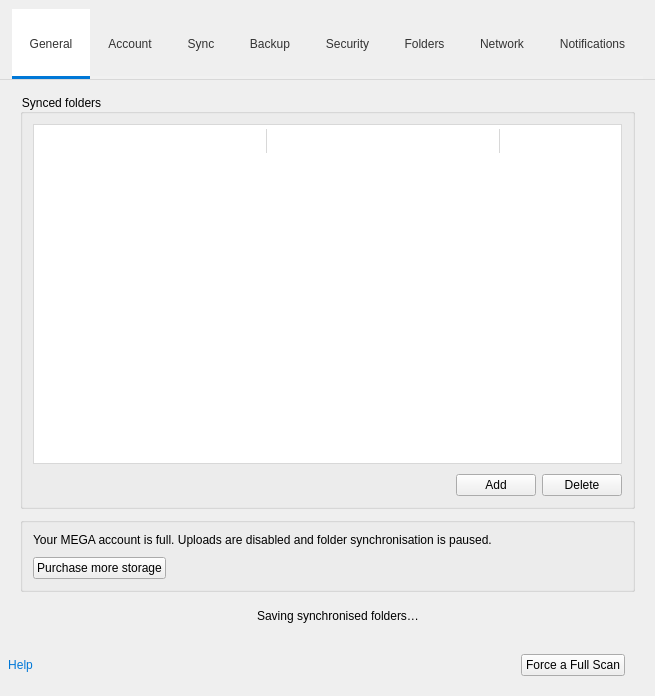
Above: src/MEGASync/gui/win/SettingsDialog.ui from meganz/MEGAsync before the change. Below: the same form after it.
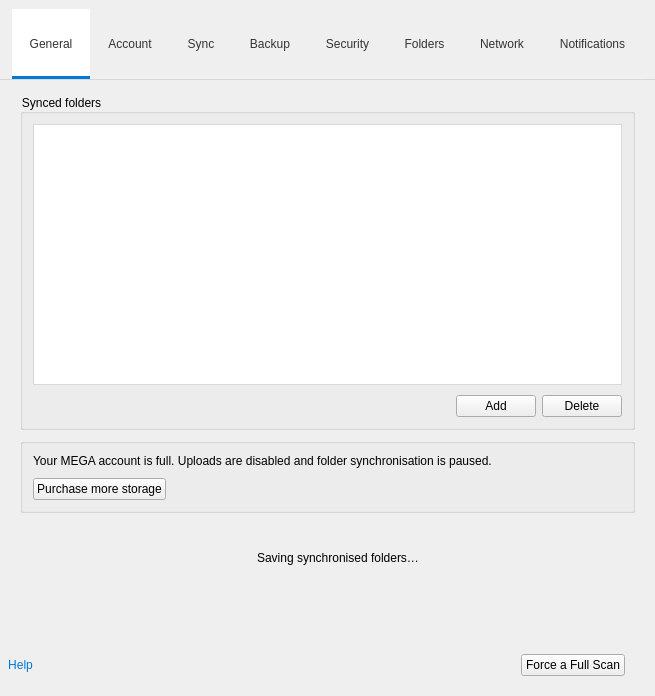
That is the form after the change. The open tabs and pages were chosen to show the change. Icons and pictures are not drawn. Custom widgets are drawn as their Qt base class.

Commit message: SNC-2178. Refactor Settings Syncs view and split code

```diff
--- a/src/MEGASync/gui/win/SettingsDialog.ui
+++ b/src/MEGASync/gui/win/SettingsDialog.ui
@@ -13,6 +13,9 @@
     <height>696</height>
    </rect>
   </property>
+  <property name="contextMenuPolicy">
+   <enum>Qt::DefaultContextMenu</enum>
+  </property>
   <property name="windowTitle">
    <string>Settings</string>
   </property>
@@ -71,7 +74,6 @@
 border: none;
 }
 
-/* Syncs tab */
 #wSyncsTable
 {
 background: white;
@@ -130,6 +132,11 @@
 margin: 0px;
 }
 
+QTableView::item:selected
+{
+background-color: rgba(0,120,215,0.8);
+}
+
 #lUploadRateLimit, #lDownloadRateLimit, #lProxySettings
 {
 font-weight: bold;
@@ -346,7 +353,9 @@
          </size>
         </property>
         <property name="font">
-         <font/>
+         <font>
+          <pointsize>-1</pointsize>
+         </font>
         </property>
         <property name="focusPolicy">
          <enum>Qt::StrongFocus</enum>
@@ -573,7 +582,7 @@
    <item>
     <widget class="QStackedWidget" name="wStack">
      <property name="currentIndex">
-      <number>0</number>
+      <number>2</number>
      </property>
      <widget class="QWidget" name="pGeneral">
       <layout class="QVBoxLayout" name="pGeneralLayout">
@@ -1439,155 +1448,97 @@
            <number>10</number>
           </property>
           <item>
-           <widget class="QWidget" name="wSyncsTable" native="true">
-            <layout class="QVBoxLayout" name="verticalLayout_16">
-             <property name="leftMargin">
-              <number>1</number>
-             </property>
-             <property name="topMargin">
-              <number>5</number>
-             </property>
-             <property name="rightMargin">
-              <number>0</number>
-             </property>
-             <property name="bottomMargin">
-              <number>1</number>
-             </property>
-             <item>
-              <widget class="QTableWidget" name="tSyncs">
-               <property name="enabled">
-                <bool>true</bool>
-               </property>
-               <property name="minimumSize">
-                <size>
-                 <width>0</width>
-                 <height>334</height>
-                </size>
-               </property>
-               <property name="focusPolicy">
-                <enum>Qt::TabFocus</enum>
-               </property>
-               <property name="frameShape">
-                <enum>QFrame::NoFrame</enum>
-               </property>
-               <property name="horizontalScrollBarPolicy">
-                <enum>Qt::ScrollBarAlwaysOff</enum>
-               </property>
-               <property name="sizeAdjustPolicy">
-                <enum>QAbstractScrollArea::AdjustIgnored</enum>
-               </property>
-               <property name="autoScroll">
-                <bool>false</bool>
-               </property>
-               <property name="editTriggers">
-                <set>QAbstractItemView::NoEditTriggers</set>
-               </property>
-               <property name="selectionMode">
-                <enum>QAbstractItemView::SingleSelection</enum>
-               </property>
-               <property name="selectionBehavior">
-                <enum>QAbstractItemView::SelectRows</enum>
-               </property>
-               <property name="textElideMode">
-                <enum>Qt::ElideMiddle</enum>
-               </property>
-               <property name="horizontalScrollMode">
-                <enum>QAbstractItemView::ScrollPerPixel</enum>
-               </property>
-               <property name="showGrid">
-                <bool>false</bool>
-               </property>
-               <property name="gridStyle">
-                <enum>Qt::SolidLine</enum>
-               </property>
-               <property name="wordWrap">
-                <bool>false</bool>
-               </property>
-               <property name="cornerButtonEnabled">
-                <bool>false</bool>
-               </property>
-               <property name="columnCount">
-                <number>4</number>
-               </property>
-               <attribute name="horizontalHeaderVisible">
-                <bool>false</bool>
-               </attribute>
-               <attribute name="horizontalHeaderCascadingSectionResizes">
-                <bool>true</bool>
-               </attribute>
-               <attribute name="horizontalHeaderMinimumSectionSize">
-                <number>32</number>
-               </attribute>
-               <attribute name="horizontalHeaderDefaultSectionSize">
-                <number>233</number>
-               </attribute>
-               <attribute name="horizontalHeaderHighlightSections">
-                <bool>false</bool>
-               </attribute>
-               <attribute name="horizontalHeaderShowSortIndicator" stdset="0">
-                <bool>false</bool>
-               </attribute>
-               <attribute name="verticalHeaderVisible">
-                <bool>false</bool>
-               </attribute>
-               <attribute name="verticalHeaderCascadingSectionResizes">
-                <bool>false</bool>
-               </attribute>
-               <attribute name="verticalHeaderMinimumSectionSize">
-                <number>24</number>
-               </attribute>
-               <attribute name="verticalHeaderDefaultSectionSize">
-                <number>24</number>
-               </attribute>
-               <attribute name="verticalHeaderHighlightSections">
-                <bool>false</bool>
-               </attribute>
-               <attribute name="verticalHeaderShowSortIndicator" stdset="0">
-                <bool>false</bool>
-               </attribute>
-               <attribute name="verticalHeaderStretchLastSection">
-                <bool>false</bool>
-               </attribute>
-               <row>
-                <property name="text">
-                 <string/>
-                </property>
-               </row>
-               <column>
-                <property name="text">
-                 <string/>
-                </property>
-               </column>
-               <column>
-                <property name="text">
-                 <string>Local Folder</string>
-                </property>
-               </column>
-               <column>
-                <property name="text">
-                 <string>MEGA Folder</string>
-                </property>
-               </column>
-               <column>
-                <property name="text">
-                 <string/>
-                </property>
-               </column>
-               <item row="0" column="3">
-                <property name="text">
-                 <string/>
-                </property>
-               </item>
-              </widget>
-             </item>
-            </layout>
+           <widget class="SyncTableView" name="syncTableView">
+            <property name="styleSheet">
+             <string notr="true">QTableView
+{
+background: white;
+outline: 0;
+border: 1px solid #D8D8D8;
+}
+
+QTableView::item
+{
+border: none;
+border-right:1px solid #dadada;		
+padding-left:4px;	
+}
+
+QTableView::item::selected
+{
+background-color: rgba(0,120,215,0.8);
+color:white;
+}
+
+QHeaderView
+{
+background: #FFFFFF;
+padding-top: 2px;
+}
+
+QHeaderView::section {
+background: #FFFFFF;
+color: #4A607A;
+border-right:1px solid #dadada;			
+padding-left:6px;
+border-top:0 px;
+border-bottom:0px;		
+border-left:0px;					 					 				 					 				 					 				 					 	
+}
+
+QHeaderView::section:last {
+border-right:0px;						 					 				 					 				 					 				 					 	
+}</string>
+            </property>
+            <property name="frameShape">
+             <enum>QFrame::NoFrame</enum>
+            </property>
+            <property name="horizontalScrollBarPolicy">
+             <enum>Qt::ScrollBarAsNeeded</enum>
+            </property>
+            <property name="editTriggers">
+             <set>QAbstractItemView::DoubleClicked|QAbstractItemView::EditKeyPressed|QAbstractItemView::SelectedClicked</set>
+            </property>
+            <property name="alternatingRowColors">
+             <bool>false</bool>
+            </property>
+            <property name="selectionMode">
+             <enum>QAbstractItemView::SingleSelection</enum>
+            </property>
+            <property name="selectionBehavior">
+             <enum>QAbstractItemView::SelectRows</enum>
+            </property>
+            <property name="textElideMode">
+             <enum>Qt::ElideMiddle</enum>
+            </property>
+            <property name="showGrid">
+             <bool>false</bool>
+            </property>
+            <property name="sortingEnabled">
+             <bool>true</bool>
+            </property>
+            <property name="cornerButtonEnabled">
+             <bool>false</bool>
+            </property>
+            <attribute name="horizontalHeaderMinimumSectionSize">
+             <number>24</number>
+            </attribute>
+            <attribute name="horizontalHeaderHighlightSections">
+             <bool>false</bool>
+            </attribute>
+            <attribute name="verticalHeaderVisible">
+             <bool>false</bool>
+            </attribute>
+            <attribute name="verticalHeaderMinimumSectionSize">
+             <number>24</number>
+            </attribute>
+            <attribute name="verticalHeaderDefaultSectionSize">
+             <number>24</number>
+            </attribute>
            </widget>
           </item>
           <item>
            <widget class="QWidget" name="wSyncsButtons" native="true">
-            <property name="layoutDirection">
-             <enum>Qt::RightToLeft</enum>
-            </property>
             <layout class="QHBoxLayout" name="horizontalLayout_6">
              <property name="leftMargin">
               <number>0</number>
@@ -1602,33 +1553,7 @@
               <number>0</number>
              </property>
              <item>
-              <widget class="QPushButton" name="bDelete">
-               <property name="focusPolicy">
-                <enum>Qt::StrongFocus</enum>
-               </property>
-               <property name="text">
-                <string>Delete</string>
-               </property>
-               <property name="autoDefault">
-                <bool>false</bool>
-               </property>
-              </widget>
-             </item>
-             <item>
-              <widget class="QPushButton" name="bAdd">
-               <property name="focusPolicy">
-                <enum>Qt::StrongFocus</enum>
-               </property>
-               <property name="text">
-                <string>Add</string>
-               </property>
-               <property name="autoDefault">
-                <bool>false</bool>
-               </property>
-              </widget>
-             </item>
-             <item>
-              <spacer name="hSyncs">
+              <spacer name="horizontalSpacer">
                <property name="orientation">
                 <enum>Qt::Horizontal</enum>
                </property>
@@ -1640,6 +1565,32 @@
                </property>
               </spacer>
              </item>
+             <item>
+              <widget class="QPushButton" name="bAddSync">
+               <property name="focusPolicy">
+                <enum>Qt::StrongFocus</enum>
+               </property>
+               <property name="text">
+                <string>Add</string>
+               </property>
+               <property name="autoDefault">
+                <bool>false</bool>
+               </property>
+              </widget>
+             </item>
+             <item>
+              <widget class="QPushButton" name="bDeleteSync">
+               <property name="focusPolicy">
+                <enum>Qt::StrongFocus</enum>
+               </property>
+               <property name="text">
+                <string>Delete</string>
+               </property>
+               <property name="autoDefault">
+                <bool>false</bool>
+               </property>
+              </widget>
+             </item>
             </layout>
            </widget>
           </item>
@@ -1672,6 +1623,9 @@
             <property name="wordWrap">
              <bool>true</bool>
             </property>
+            <property name="openExternalLinks">
+             <bool>true</bool>
+            </property>
            </widget>
           </item>
           <item alignment="Qt::AlignLeft">
@@ -1701,7 +1655,7 @@
          <widget class="QWidget" name="pSavingSyncs">
           <layout class="QHBoxLayout" name="horizontalLayout_33">
            <property name="spacing">
-            <number>0</number>
+            <number>5</number>
            </property>
            <property name="leftMargin">
             <number>0</number>
@@ -1729,7 +1683,7 @@
             </spacer>
            </item>
            <item>
-            <widget class="QWidget" name="wContainerSpinning" native="true">
+            <widget class="WaitingSpinnerWidget" name="wSpinningIndicator" native="true">
              <property name="minimumSize">
               <size>
                <width>16</width>
@@ -1742,57 +1696,8 @@
                <height>16</height>
               </size>
              </property>
-             <layout class="QHBoxLayout" name="horizontalLayout_27">
-              <property name="spacing">
-               <number>0</number>
-              </property>
-              <property name="leftMargin">
-               <number>0</number>
-              </property>
-              <property name="topMargin">
-               <number>0</number>
-              </property>
-              <property name="rightMargin">
-               <number>0</number>
-              </property>
-              <property name="bottomMargin">
-               <number>0</number>
-              </property>
-              <item>
-               <widget class="WaitingSpinnerWidget" name="wSpinningIndicator" native="true">
-                <property name="minimumSize">
-                 <size>
-                  <width>16</width>
-                  <height>16</height>
-                 </size>
-                </property>
-                <property name="maximumSize">
-                 <size>
-                  <width>16</width>
-                  <height>16</height>
-                 </size>
-                </property>
-               </widget>
-              </item>
-             </layout>
             </widget>
            </item>
-           <item>
-            <spacer name="horizontalSpacer_10">
-             <property name="orientation">
-              <enum>Qt::Horizontal</enum>
-             </property>
-             <property name="sizeType">
-              <enum>QSizePolicy::Fixed</enum>
-             </property>
-             <property name="sizeHint" stdset="0">
-              <size>
-               <width>5</width>
-               <height>0</height>
-              </size>
-             </property>
-            </spacer>
-           </item>
            <item>
             <widget class="QLabel" name="lSavingSyncs">
              <property name="text">
@@ -1838,18 +1743,6 @@
               <property name="spacing">
                <number>0</number>
               </property>
-              <property name="leftMargin">
-               <number>0</number>
-              </property>
-              <property name="topMargin">
-               <number>0</number>
-              </property>
-              <property name="rightMargin">
-               <number>0</number>
-              </property>
-              <property name="bottomMargin">
-               <number>0</number>
-              </property>
               <item>
                <widget class="QLabel" name="lDisabledSyncs">
                 <property name="text">
@@ -1925,7 +1818,7 @@
            <number>10</number>
           </property>
           <item>
-           <widget class="BackupTableWidget" name="backupTableWidget">
+           <widget class="BackupTableView" name="backupTableView">
             <property name="minimumSize">
              <size>
               <width>0</width>
@@ -1943,7 +1836,7 @@
 QTableView::item
 {
 border: none;
-padding-left:2px;
+padding-left: 4px;
 }
 
 QTableView::item:selected
@@ -1952,20 +1845,18 @@
 color:white;
 }
 
-
-QTableView::indicator
-{
-padding-left:2px;
-padding-bottom:2px;
-}
-
 QHeaderView::section:horizontal
 {
 color: #4A607A;
 background: white;
 border:none;
-padding-left: 10px;
-padding-top:4px;
+padding-left:6px;
+}
+
+QHeaderView
+{
+background: #FFFFFF;
+padding-top: 2px;
 }
 </string>
             </property>
@@ -1973,7 +1864,7 @@
              <enum>QFrame::NoFrame</enum>
             </property>
             <property name="alternatingRowColors">
-             <bool>true</bool>
+             <bool>false</bool>
             </property>
             <property name="selectionMode">
              <enum>QAbstractItemView::SingleSelection</enum>
@@ -2058,6 +1949,9 @@
            <height>67</height>
           </size>
          </property>
+         <property name="title">
+          <string>Backup Folder</string>
+         </property>
          <layout class="QHBoxLayout" name="horizontalLayout_4">
           <property name="spacing">
            <number>10</number>
@@ -2100,6 +1994,38 @@
          </layout>
         </widget>
        </item>
+       <item alignment="Qt::AlignHCenter">
+        <widget class="QWidget" name="wSaveBackups" native="true">
+         <layout class="QHBoxLayout" name="horizontalLayout_3">
+          <property name="spacing">
+           <number>5</number>
+          </property>
+          <item>
+           <widget class="WaitingSpinnerWidget" name="wSpinningIndicatorBackups" native="true">
+            <property name="minimumSize">
+             <size>
+              <width>16</width>
+              <height>16</height>
+             </size>
+            </property>
+            <property name="maximumSize">
+             <size>
+              <width>16</width>
+              <height>16</height>
+             </size>
+            </property>
+           </widget>
+          </item>
+          <item>
+           <widget class="QLabel" name="lSavingBackups">
+            <property name="text">
+             <string>Saving backups…</string>
+            </property>
+           </widget>
+          </item>
+         </layout>
+        </widget>
+       </item>
        <item>
         <spacer name="verticalSpacer_2">
          <property name="orientation">
@@ -3073,13 +2999,17 @@
          <string notr="true">QPushButton {
 border: none;
 color: #0078D7;
+}
+
+QPushButton::!enabled {
+color: grey;
 }</string>
         </property>
         <property name="text">
          <string>Help</string>
         </property>
         <property name="icon">
-         <iconset>
+        <iconset>
           <normaloff>:/images/help_ico.png</normaloff>:/images/help_ico.png</iconset>
         </property>
         <property name="iconSize">
@@ -3273,16 +3203,21 @@
    <header>AvatarWidget.h</header>
    <container>1</container>
   </customwidget>
-  <customwidget>
-   <class>BackupTableWidget</class>
-   <extends>QTableView</extends>
-   <header location="global">BackupTableWidget.h</header>
-   <container>1</container>
-  </customwidget>
   <customwidget>
    <class>NotificationsSettings</class>
    <extends>QWidget</extends>
-   <header location="global">NotificationsSettings.h</header>
+   <header>notificationssettings.h</header>
+   <container>1</container>
+  </customwidget>
+  <customwidget>
+   <class>SyncTableView</class>
+   <extends>QTableView</extends>
+   <header>SyncTableView.h</header>
+  </customwidget>
+  <customwidget>
+   <class>BackupTableView</class>
+   <extends>QTableView</extends>
+   <header>BackupTableView.h</header>
    <container>1</container>
   </customwidget>
   <customwidget>
```
Left out of the diff: 4 changed lines with no effect on the pictures. The commit also changes 34 other files.
